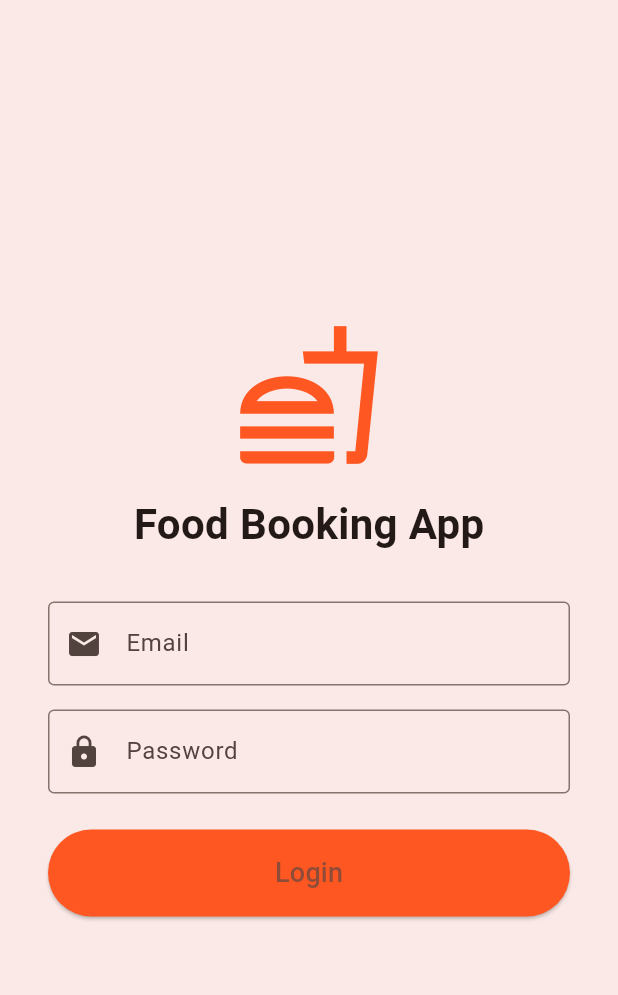
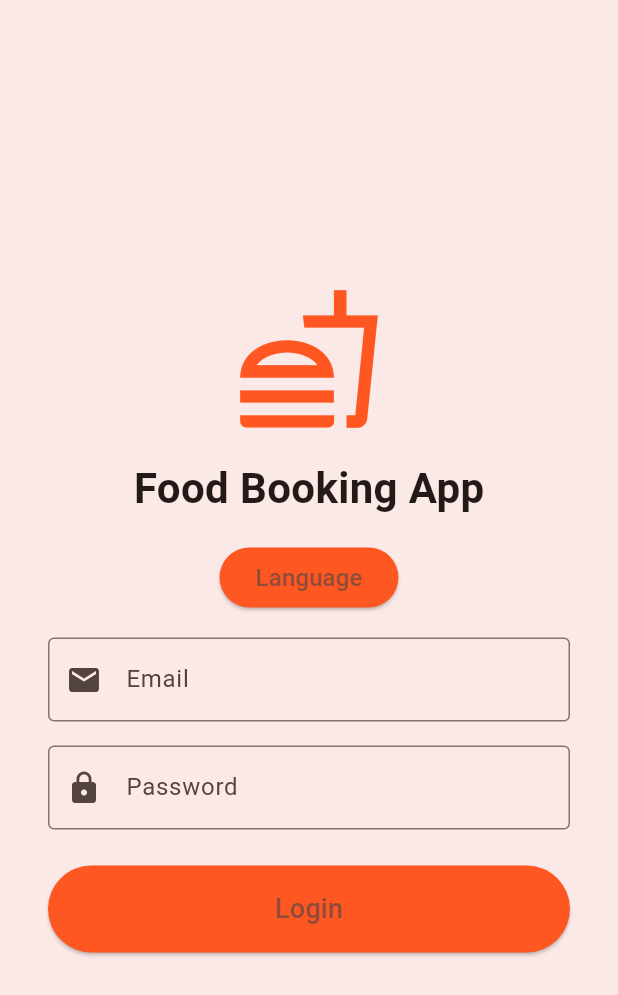
Before and after one commit to Mustafairfan10/Flutter-Project, a Flutter app: the screen it shows after launch, on a phone screen of 412 x 824 dp. Shown: the top 995 px of the screen. Run offline on Flutter 3.47's test engine with Material 3 defaults, Android fonts, the phone set to English and light mode, and no system bars; our stand-ins replace video_player.

Commit message:
Add localization and language switch support

```diff
--- /dev/null
+++ b/i10.yaml
@@ -0,0 +1,4 @@
+arb-dir: lib/l10n
+template-arb-file: intl_en.arb
+output-localization-file: s.dart
+output-class: S
--- a/lib/Screens/login_screen.dart
+++ b/lib/Screens/login_screen.dart
@@ -1,4 +1,6 @@
 import 'package:flutter/material.dart';
+import '../main.dart'; // To access MyApp state
+import '../generated/l10n.dart'; // Localization
 import 'menu_screen.dart';
 
 class LoginScreen extends StatefulWidget {
@@ -20,8 +22,21 @@ class _LoginScreenState extends State<LoginScreen> {
     }
   }
 
+  void _toggleLanguage() {
+    final appState = MyApp.of(context);
+    if (appState != null) {
+      if (Localizations.localeOf(context).languageCode == 'en') {
+        appState.setLocale(const Locale('ar'));
+      } else {
+        appState.setLocale(const Locale('en'));
+      }
+    }
+  }
+
   @override
   Widget build(BuildContext context) {
+    final loc = S.of(context); // Use S here, not AppLocalizations
+
     return Scaffold(
       backgroundColor: Colors.deepOrange.shade50,
       body: Center(
@@ -38,33 +53,51 @@ class _LoginScreenState extends State<LoginScreen> {
                   color: Colors.deepOrange,
                 ),
                 const SizedBox(height: 16),
-                const Text(
-                  'Food Booking App',
-                  style: TextStyle(fontSize: 28, fontWeight: FontWeight.bold),
+                Text(
+                  loc.appTitle,
+                  style: const TextStyle(
+                    fontSize: 28,
+                    fontWeight: FontWeight.bold,
+                  ),
                 ),
-                const SizedBox(height: 32),
+                const SizedBox(height: 16),
+                ElevatedButton(
+                  onPressed: _toggleLanguage,
+                  style: ElevatedButton.styleFrom(
+                    backgroundColor: Colors.deepOrange,
+                    padding: const EdgeInsets.symmetric(
+                      vertical: 8,
+                      horizontal: 24,
+                    ),
+                  ),
+                  child: Text(
+                    loc.language,
+                    style: const TextStyle(fontSize: 16),
+                  ),
+                ),
+                const SizedBox(height: 16),
                 TextFormField(
-                  decoration: const InputDecoration(
-                    labelText: 'Email',
-                    prefixIcon: Icon(Icons.email),
-                    border: OutlineInputBorder(),
+                  decoration: InputDecoration(
+                    labelText: loc.email,
+                    prefixIcon: const Icon(Icons.email),
+                    border: const OutlineInputBorder(),
                   ),
                   keyboardType: TextInputType.emailAddress,
                   onChanged: (val) => email = val,
                   validator: (val) =>
-                      val!.isEmpty ? 'Please enter email' : null,
+                      val!.isEmpty ? loc.pleaseEnterEmail : null,
                 ),
                 const SizedBox(height: 16),
                 TextFormField(
-                  decoration: const InputDecoration(
-                    labelText: 'Password',
-                    prefixIcon: Icon(Icons.lock),
-                    border: OutlineInputBorder(),
+                  decoration: InputDecoration(
+                    labelText: loc.password,
+                    prefixIcon: const Icon(Icons.lock),
+                    border: const OutlineInputBorder(),
                   ),
                   obscureText: true,
                   onChanged: (val) => password = val,
                   validator: (val) =>
-                      val!.isEmpty ? 'Please enter password' : null,
+                      val!.isEmpty ? loc.pleaseEnterPassword : null,
                 ),
                 const SizedBox(height: 24),
                 SizedBox(
@@ -75,7 +108,10 @@ class _LoginScreenState extends State<LoginScreen> {
                       backgroundColor: Colors.deepOrange,
                       padding: const EdgeInsets.symmetric(vertical: 16),
                     ),
-                    child: const Text('Login', style: TextStyle(fontSize: 18)),
+                    child: Text(
+                      loc.login,
+                      style: const TextStyle(fontSize: 18),
+                    ),
                   ),
                 ),
               ],
--- a/lib/main.dart
+++ b/lib/main.dart
@@ -1,12 +1,32 @@
 import 'package:flutter/material.dart';
+import 'package:flutter_localizations/flutter_localizations.dart';
+import 'generated/l10n.dart'; // Import generated localization (S)
+
 import 'screens/login_screen.dart';
 
 void main() {
   runApp(const MyApp());
 }
 
-class MyApp extends StatelessWidget {
+class MyApp extends StatefulWidget {
   const MyApp({super.key});
+
+  @override
+  State<MyApp> createState() => _MyAppState();
+
+  static _MyAppState? of(BuildContext context) =>
+      context.findAncestorStateOfType<_MyAppState>();
+}
+
+class _MyAppState extends State<MyApp> {
+  Locale _locale = const Locale('en');
+
+  void setLocale(Locale locale) {
+    setState(() {
+      _locale = locale;
+    });
+  }
+
   @override
   Widget build(BuildContext context) {
     return MaterialApp(
@@ -15,6 +35,14 @@ class MyApp extends StatelessWidget {
         colorScheme: ColorScheme.fromSeed(seedColor: Colors.deepOrange),
         useMaterial3: true,
       ),
+      locale: _locale,
+      localizationsDelegates: const [
+        S.delegate, // Use your generated delegate here
+        GlobalMaterialLocalizations.delegate,
+        GlobalWidgetsLocalizations.delegate,
+        GlobalCupertinoLocalizations.delegate,
+      ],
+      supportedLocales: S.delegate.supportedLocales,
       home: const LoginScreen(),
     );
   }
--- a/pubspec.yaml
+++ b/pubspec.yaml
@@ -14,10 +14,16 @@ dependencies:
   cupertino_icons: ^1.0.8
   video_player: ^2.5.1
 
+  # localization dependencies
+  flutter_localizations:
+    sdk: flutter
+  intl: ^0.20.2
+
 dev_dependencies:
   flutter_test:
     sdk: flutter
   flutter_lints: ^5.0.0
+  intl_utils: ^2.7.1
 
 flutter:
   uses-material-design: true
```
Also changed, not shown: lib/Screens/cart_screen.dart (+9 -11 lines), lib/Screens/menu_screen.dart (+8 -5 lines), lib/l10n/intl_ar.arb (added, +24 -0 lines), lib/l10n/intl_en.arb (added, +24 -0 lines), lib/generated/intl/messages_all.dart (added), lib/generated/intl/messages_ar.dart (added), lib/generated/intl/messages_en.dart (added), lib/generated/l10n.dart (added), pubspec.lock.
